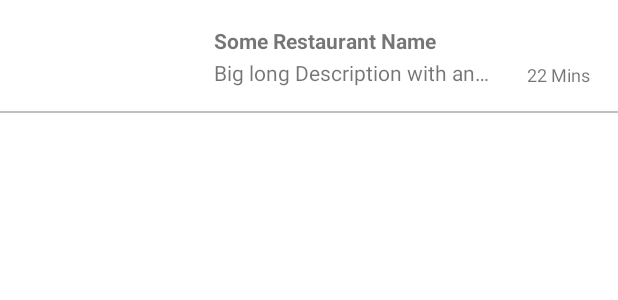
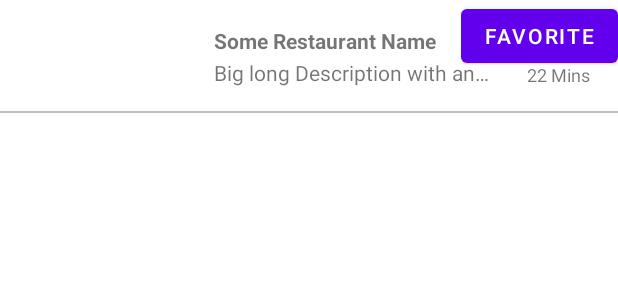
Before and after one commit to brycesluman/xml_views_api_room, an Android app: the layout store_item.xml on its own in the app's theme, with its tools: preview values and no code run, on a phone screen of 412 x 824 dp. Shown: the top 300 px of the screen. Run offline under Robolectric (Android 15) with nearby library versions, the phone set to English and light mode, and no system bars.

Commit message:
Add favorite/unfavorite button

```diff
--- a/app/src/main/java/com/example/android/doordash/model/Store.kt
+++ b/app/src/main/java/com/example/android/doordash/model/Store.kt
@@ -11,5 +11,6 @@ data class Store(
     val pickup_available: Boolean,
     val asap_available: Boolean,
     val scheduled_available: Boolean,
-    val asap_minutes: Int
+    val asap_minutes: Int,
+    var is_favorite: Boolean
 )
--- a/app/src/main/java/com/example/android/doordash/repository/MainRepository.kt
+++ b/app/src/main/java/com/example/android/doordash/repository/MainRepository.kt
@@ -6,6 +6,7 @@ import com.example.android.doordash.room.CacheMapper
 import com.example.android.doordash.util.DataState
 import com.example.android.doordash.model.Store
 import com.example.android.doordash.retrofit.StoreRetrofit
+import com.example.android.doordash.room.StoreCacheEntity
 import kotlinx.coroutines.flow.Flow
 import kotlinx.coroutines.flow.flow
 
@@ -32,4 +33,8 @@ constructor(
             emit(DataState.Error(e))
         }
     }
+
+    suspend fun updateStore(store: Store) {
+        storeDao.update(cacheMapper.mapToEntity(store))
+    }
 }
--- a/app/src/main/java/com/example/android/doordash/retrofit/NetworkMapper.kt
+++ b/app/src/main/java/com/example/android/doordash/retrofit/NetworkMapper.kt
@@ -18,7 +18,8 @@ class NetworkMapper
             pickup_available = entity.status.pickup_available,
             asap_available = entity.status.asap_available,
             scheduled_available = entity.status.scheduled_available,
-            asap_minutes = entity.status.asap_minutes_range[0]
+            asap_minutes = entity.status.asap_minutes_range[0],
+            is_favorite = false
         )
     }
 
--- a/app/src/main/java/com/example/android/doordash/room/CacheMapper.kt
+++ b/app/src/main/java/com/example/android/doordash/room/CacheMapper.kt
@@ -21,7 +21,8 @@ constructor(): EntityMapper<StoreCacheEntity, Store> {
             pickup_available = entity.pickup_available,
             asap_available = entity.asap_available,
             scheduled_available = entity.scheduled_available,
-            asap_minutes = entity.asap_minutes
+            asap_minutes = entity.asap_minutes,
+            is_favorite = entity.is_favorite
         )
     }
 
@@ -37,7 +38,8 @@ constructor(): EntityMapper<StoreCacheEntity, Store> {
             pickup_available = domainModel.pickup_available,
             asap_available = domainModel.asap_available,
             scheduled_available = domainModel.scheduled_available,
-            asap_minutes = domainModel.asap_minutes
+            asap_minutes = domainModel.asap_minutes,
+            is_favorite = domainModel.is_favorite
         )
     }
     fun mapFromEntityList(entities: List<StoreCacheEntity>): List<Store> {
--- a/app/src/main/java/com/example/android/doordash/room/StoreCacheEntity.kt
+++ b/app/src/main/java/com/example/android/doordash/room/StoreCacheEntity.kt
@@ -41,5 +41,8 @@ data class StoreCacheEntity (
     var scheduled_available: Boolean,
 
     @ColumnInfo(name="asap_minutes")
-    var asap_minutes: Int
+    var asap_minutes: Int,
+
+    @ColumnInfo(name="is_favorite")
+    var is_favorite: Boolean
 )
--- a/app/src/main/java/com/example/android/doordash/room/StoreDatabase.kt
+++ b/app/src/main/java/com/example/android/doordash/room/StoreDatabase.kt
@@ -3,7 +3,7 @@ package com.example.android.doordash.room
 import androidx.room.Database
 import androidx.room.RoomDatabase
 
-@Database(entities = [StoreCacheEntity::class, StoreDetailsCacheEntity::class], version = 3)
+@Database(entities = [StoreCacheEntity::class, StoreDetailsCacheEntity::class], version = 4)
 abstract class StoreDatabase: RoomDatabase() {
     abstract fun storeDao(): StoreDao
     abstract fun storeDetailsDao(): StoreDetailsDao
--- a/app/src/main/java/com/example/android/doordash/ui/main/MainFragment.kt
+++ b/app/src/main/java/com/example/android/doordash/ui/main/MainFragment.kt
@@ -7,6 +7,7 @@ import android.view.View
 import android.view.ViewGroup
 import androidx.fragment.app.viewModels
 import androidx.lifecycle.Observer
+import androidx.lifecycle.ViewModelProvider
 import androidx.recyclerview.widget.LinearLayoutManager
 import com.example.android.doordash.R
 import com.example.android.doordash.model.Store
@@ -48,7 +49,7 @@ class MainFragment : Fragment() {
             when(dataState) {
                 is DataState.Success<List<Store>> -> {
                     displayProgressBar(false)
-                    store_feed.adapter = StoreAdapter(this, dataState.data)
+                    store_feed.adapter = StoreAdapter(this, dataState.data, viewModel)
                 }
                 is DataState.Error -> {
                     displayProgressBar(false)
--- a/app/src/main/res/layout/store_item.xml
+++ b/app/src/main/res/layout/store_item.xml
@@ -61,6 +61,13 @@
         android:textSize="12sp"
         tools:text="22 Mins"
         />
+    <Button
+        android:id="@+id/favorite"
+        android:layout_width="wrap_content"
+        android:layout_height="wrap_content"
+        app:layout_constraintTop_toTopOf="parent"
+        app:layout_constraintEnd_toEndOf="parent"
+        android:text="Favorite"/>
 
     <View android:id="@+id/separator"
         android:background="#C0C0C0"
```
Also changed, not shown: app/src/main/java/com/example/android/doordash/room/StoreDao.kt (+5 -5 lines), app/src/main/java/com/example/android/doordash/ui/adapter/StoreAdapter.kt (+28 -0 lines), app/src/main/java/com/example/android/doordash/ui/main/MainViewModel.kt (+7 -0 lines), 1 other file.
